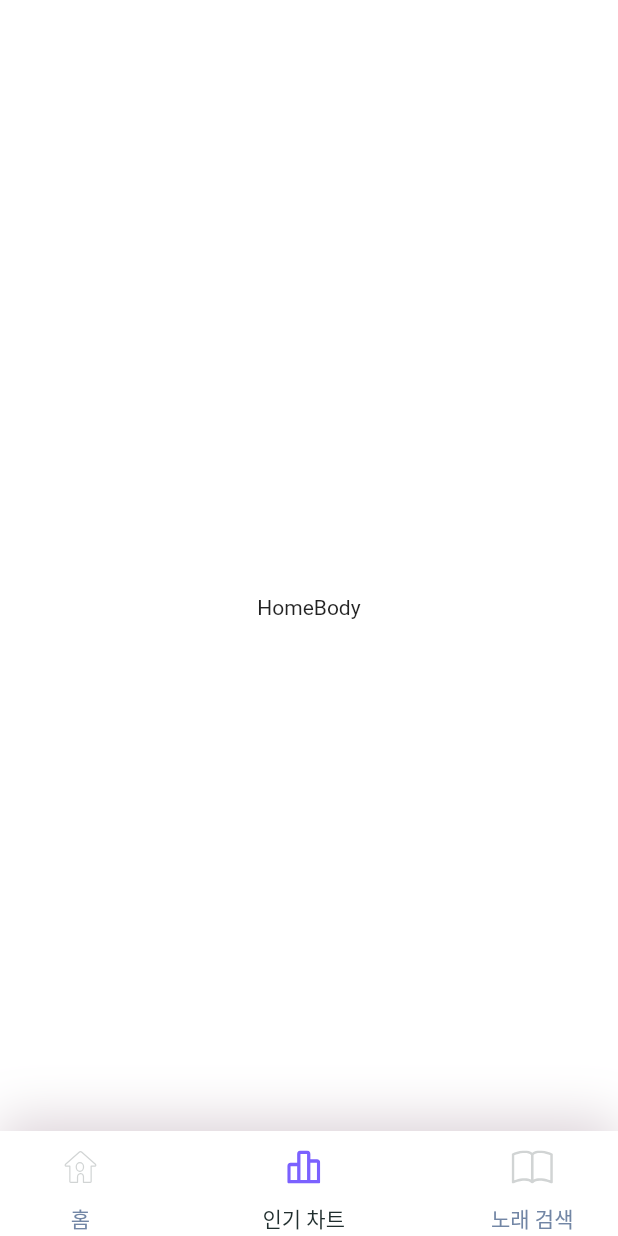
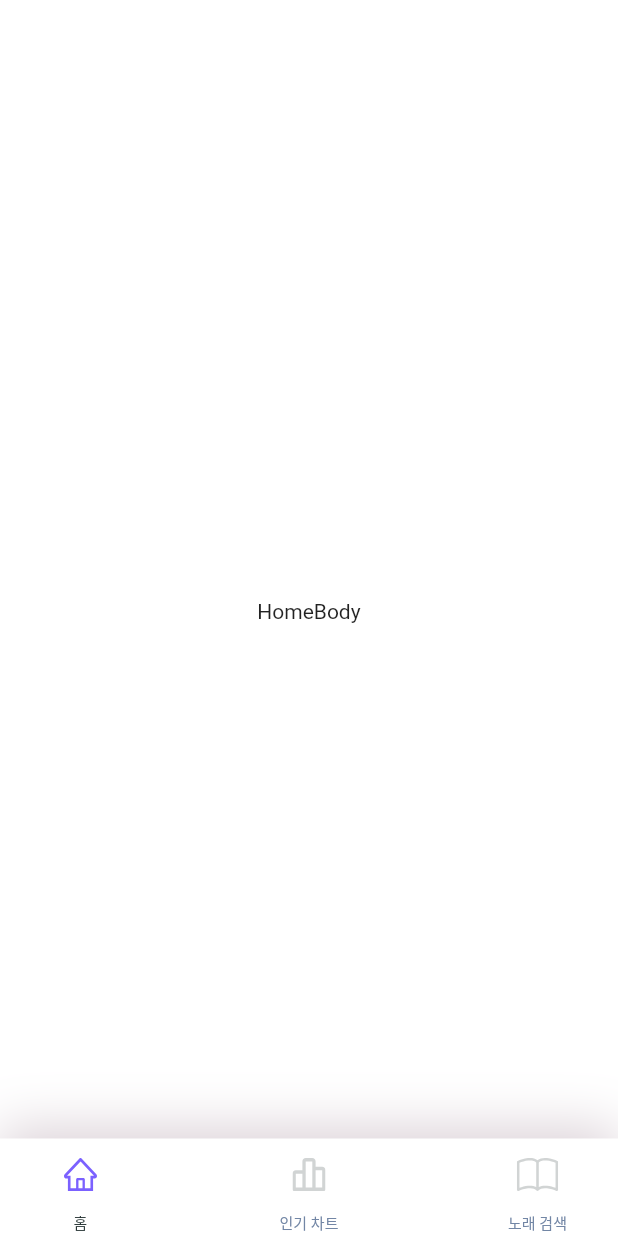
Before and after one commit to suheoon/conopot, a Flutter app: the screen it shows after launch, on a phone screen of 412 x 824 dp. Run offline on Flutter 3.47's test engine with Material 2 defaults, Android fonts, the light colour scheme and no system bars; our stand-ins replace flutter_svg.

Commit message:
feat. modify bottomNavBar design

```diff
--- a/lib/components/bottom_nav_bar.dart
+++ b/lib/components/bottom_nav_bar.dart
@@ -22,7 +22,7 @@ class BottomNavBar extends StatelessWidget {
         ]),
         child: SafeArea(
           child: SizedBox(
-            height: 70,
+            height: 65,
             child: Row(
               mainAxisAlignment: MainAxisAlignment.spaceBetween,
               crossAxisAlignment: CrossAxisAlignment.center,
@@ -69,7 +69,8 @@ class BottomNavBar extends StatelessWidget {
         ),
         Text(
           title,
-          style: TextStyle(color: isActive ? kTextColor : kTextLightColor),
+          style: TextStyle(
+              color: isActive ? kTextColor : kTextLightColor, fontSize: 10),
         ),
       ],
     );
--- a/lib/models/NavItem.dart
+++ b/lib/models/NavItem.dart
@@ -27,7 +27,7 @@ class NavItem {
 // If we made any changes here Provider package rebuid those widget those use this NavItems
 class NavItems extends ChangeNotifier {
   // By default first one is selected
-  int selectedIndex = 1;
+  int selectedIndex = 0;
 
   void changeNavIndex({required int index}) {
     selectedIndex = index;
```
Also changed, not shown: assets/icons/home.svg.
